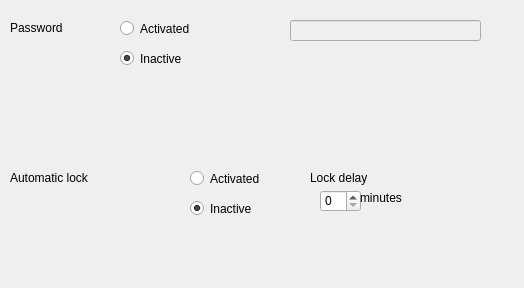
The window that src/locksettingswindow.ui (cinemaouvert/OPP) describes before a commit, drawn with Qt 5.
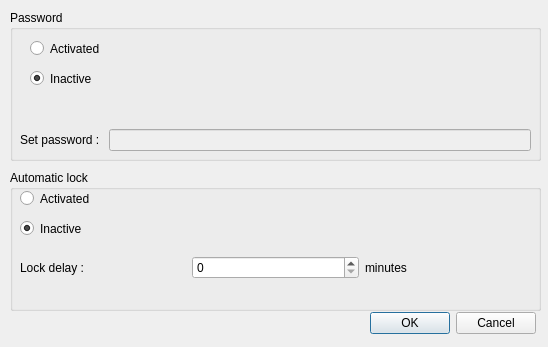
The same window after the commit.

Commit message: Lock Window

```diff
--- a/src/locksettingswindow.ui
+++ b/src/locksettingswindow.ui
@@ -9,8 +9,8 @@
    <rect>
     <x>0</x>
     <y>0</y>
-    <width>524</width>
-    <height>288</height>
+    <width>548</width>
+    <height>347</height>
    </rect>
   </property>
   <property name="mouseTracking">
@@ -25,80 +25,75 @@
   <property name="locale">
    <locale language="English" country="UnitedStates"/>
   </property>
-  <widget class="QLabel" name="label_password">
+  <widget class="QGroupBox" name="groupBox_password">
    <property name="geometry">
     <rect>
      <x>10</x>
-     <y>20</y>
-     <width>111</width>
-     <height>16</height>
+     <y>10</y>
+     <width>531</width>
+     <height>151</height>
     </rect>
    </property>
-   <property name="text">
+   <property name="title">
     <string>Password</string>
    </property>
-  </widget>
-  <widget class="QLabel" name="label_autoLock">
+   <widget class="QWidget" name="verticalLayoutWidget_3">
    <property name="geometry">
     <rect>
      <x>10</x>
-     <y>170</y>
-     <width>181</width>
-     <height>16</height>
-    </rect>
-   </property>
-   <property name="text">
-    <string>Automatic lock</string>
-   </property>
-  </widget>
-  <widget class="QLabel" name="label_lockdelay">
+      <y>20</y>
+      <width>511</width>
+      <height>121</height>
+     </rect>
+    </property>
+    <layout class="QVBoxLayout" name="verticalLayout_3">
+     <item>
+      <widget class="QWidget" name="widget_password" native="true">
+       <widget class="QRadioButton" name="radioButton_passwordOn">
    <property name="geometry">
     <rect>
-     <x>310</x>
-     <y>170</y>
-     <width>191</width>
-     <height>16</height>
+          <x>10</x>
+          <y>10</y>
+          <width>111</width>
+          <height>17</height>
     </rect>
    </property>
    <property name="text">
-    <string>Lock delay</string>
-   </property>
-  </widget>
-  <widget class="QSpinBox" name="spinBox_delay">
+         <string>Activated</string>
+        </property>
+       </widget>
+       <widget class="QRadioButton" name="radioButton_passwordOff">
    <property name="geometry">
     <rect>
-     <x>320</x>
-     <y>190</y>
-     <width>41</width>
-     <height>22</height>
-    </rect>
-   </property>
-  </widget>
-  <widget class="QLabel" name="label_minutes">
-   <property name="geometry">
-    <rect>
-     <x>360</x>
-     <y>190</y>
-     <width>91</width>
-     <height>16</height>
-    </rect>
-   </property>
+          <x>10</x>
+          <y>40</y>
+          <width>121</width>
+          <height>17</height>
+         </rect>
+        </property>
+        <property name="text">
+         <string>Inactive</string>
+        </property>
+        <property name="checked">
+         <bool>true</bool>
+        </property>
+       </widget>
+      </widget>
+     </item>
+     <item>
+      <layout class="QHBoxLayout" name="horizontalLayout_2">
+       <item>
+        <widget class="QLabel" name="label">
    <property name="text">
-    <string>minutes</string>
-   </property>
-  </widget>
+          <string>Set password : </string>
+         </property>
+        </widget>
+       </item>
+       <item>
   <widget class="QLineEdit" name="lineEdit_password">
    <property name="enabled">
     <bool>false</bool>
    </property>
-   <property name="geometry">
-    <rect>
-     <x>290</x>
-     <y>20</y>
-     <width>191</width>
-     <height>21</height>
-    </rect>
-   </property>
    <property name="mouseTracking">
     <bool>false</bool>
    </property>
@@ -109,54 +104,38 @@
     <enum>QLineEdit::Password</enum>
    </property>
   </widget>
-  <widget class="QWidget" name="widget_password" native="true">
+       </item>
+      </layout>
+     </item>
+    </layout>
+   </widget>
+  </widget>
+  <widget class="QGroupBox" name="groupBox_autoLock">
    <property name="geometry">
     <rect>
-     <x>120</x>
+     <x>10</x>
+     <y>170</y>
+     <width>531</width>
+     <height>141</height>
+    </rect>
+   </property>
+   <property name="title">
+    <string>Automatic lock</string>
+   </property>
+   <widget class="QWidget" name="verticalLayoutWidget">
+    <property name="geometry">
+     <rect>
+      <x>10</x>
      <y>20</y>
-     <width>121</width>
-     <height>51</height>
-    </rect>
-   </property>
-   <widget class="QRadioButton" name="radioButton_passwordOn">
-    <property name="geometry">
-     <rect>
-      <x>0</x>
-      <y>0</y>
-      <width>111</width>
-      <height>17</height>
-     </rect>
-    </property>
-    <property name="text">
-     <string>Activated</string>
-    </property>
-   </widget>
-   <widget class="QRadioButton" name="radioButton_passwordOff">
-    <property name="geometry">
-     <rect>
-      <x>0</x>
-      <y>30</y>
-      <width>121</width>
-      <height>17</height>
-     </rect>
-    </property>
-    <property name="text">
-     <string>Inactive</string>
-    </property>
-    <property name="checked">
-     <bool>true</bool>
-    </property>
-   </widget>
-  </widget>
+      <width>511</width>
+      <height>101</height>
+     </rect>
+    </property>
+    <layout class="QVBoxLayout" name="verticalLayout">
+     <item>
+      <layout class="QVBoxLayout" name="verticalLayout_2">
+       <item>
   <widget class="QWidget" name="widget_autoLock" native="true">
-   <property name="geometry">
-    <rect>
-     <x>190</x>
-     <y>170</y>
-     <width>111</width>
-     <height>51</height>
-    </rect>
-   </property>
    <widget class="QRadioButton" name="radioButton_autoLockOn">
     <property name="geometry">
      <rect>
@@ -189,6 +168,46 @@
      <bool>true</bool>
     </property>
    </widget>
+        </widget>
+       </item>
+       <item>
+        <layout class="QHBoxLayout" name="horizontalLayout">
+         <item>
+          <widget class="QLabel" name="label_lockdelay">
+           <property name="text">
+            <string>Lock delay : </string>
+           </property>
+          </widget>
+         </item>
+         <item>
+          <widget class="QSpinBox" name="spinBox_delay"/>
+         </item>
+         <item>
+          <widget class="QLabel" name="label_minutes">
+           <property name="text">
+            <string>minutes</string>
+           </property>
+          </widget>
+         </item>
+        </layout>
+       </item>
+      </layout>
+     </item>
+    </layout>
+   </widget>
+  </widget>
+  <widget class="QDialogButtonBox" name="buttonBox">
+   <property name="geometry">
+    <rect>
+     <x>360</x>
+     <y>310</y>
+     <width>176</width>
+     <height>27</height>
+    </rect>
+   </property>
+   <property name="standardButtons">
+    <set>QDialogButtonBox::Cancel|QDialogButtonBox::Ok</set>
+   </property>
   </widget>
  </widget>
  <resources/>
```
Lines whose indentation alone changed are shown as unchanged. The commit also changes 3 other files.
